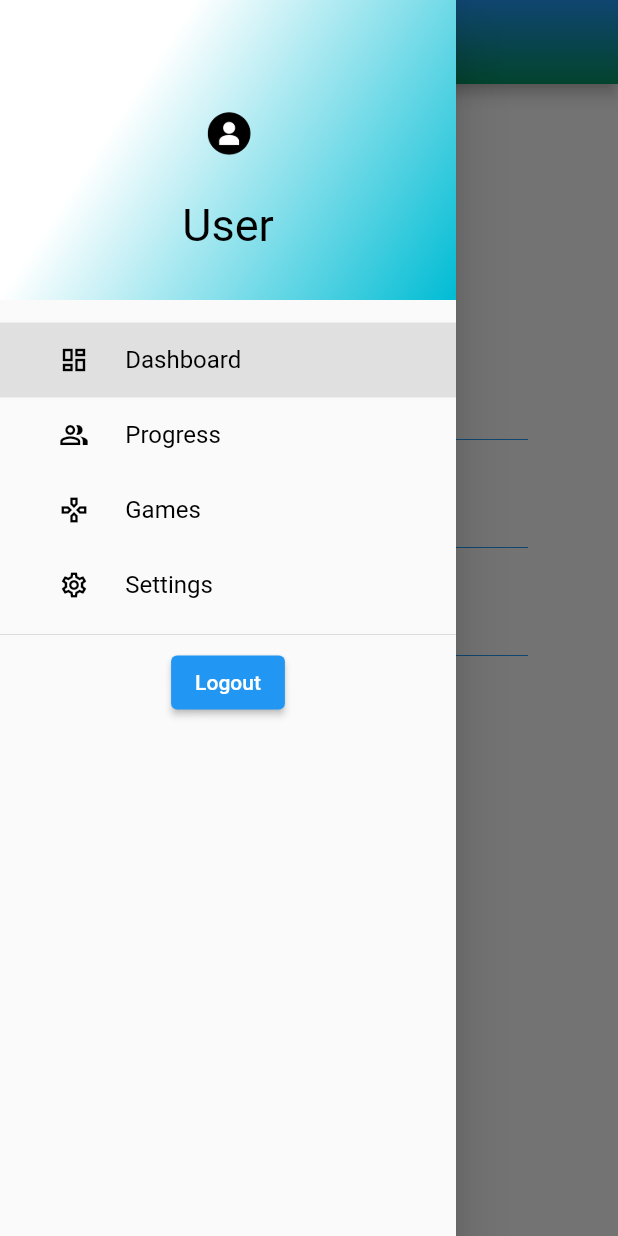
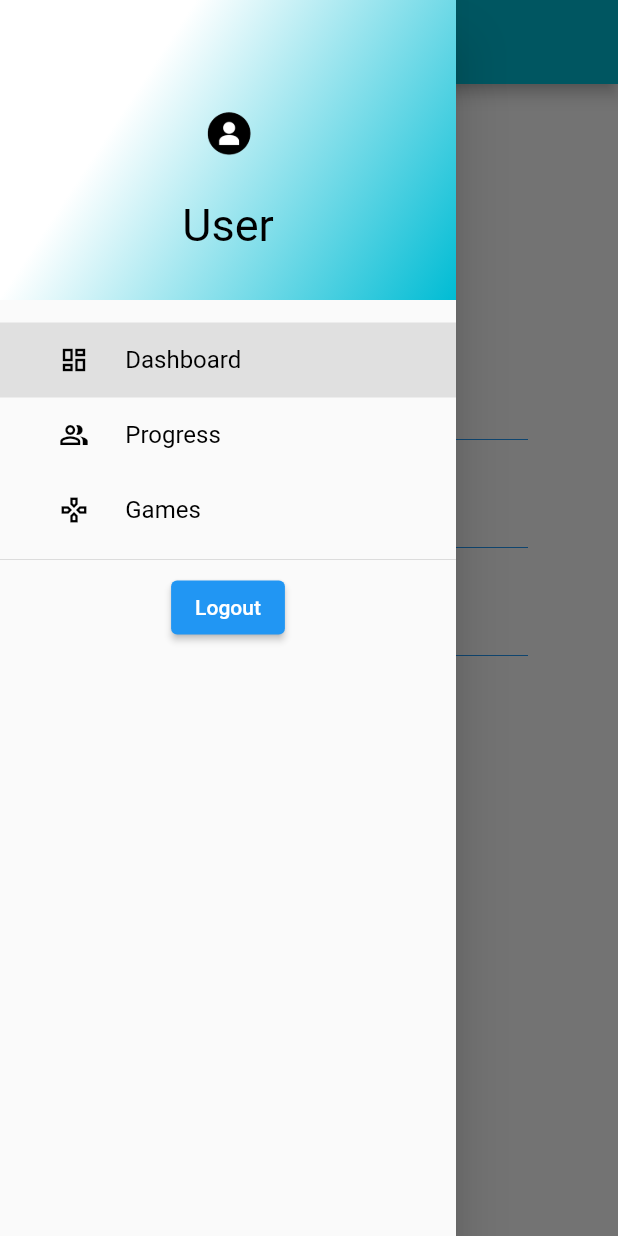
Before and after one commit to mariyamsidhana/physioplayy, a Flutter app: the HomeScreen screen opened directly, with the side drawer open, on a phone screen of 412 x 824 dp. Run offline on Flutter 3.47's test engine with Material 2 defaults, Android fonts, the phone set to English and light mode, and no system bars; our stand-ins replace camera, cloud_firestore, firebase_auth, firebase_core, flutter_svg, image_picker; missing offline and left inert: flame, flame_audio, flame_texturepacker, google_mlkit_commons, google_mlkit_face_detection, google_mlkit_pose_detection; accounts and stored records are empty; project files that could hold a hidden picture were left out.

Commit message:
Colors,settings removed

```diff
--- a/Welcome-Login-Signup-Page-Flutter-master/lib/pages/drawerlist.dart
+++ b/Welcome-Login-Signup-Page-Flutter-master/lib/pages/drawerlist.dart
@@ -31,23 +31,23 @@ class _HomeScreenState extends State<HomeScreen> {
       container = games();
     } else if (currentPage == DrawerSections.login) {
       container = Login();
-    } else if (currentPage == DrawerSections.settings) {
+    } /* else if (currentPage == DrawerSections.settings) {
       container = SettingsPage();
-    }
+    }*/
     return Scaffold(
       appBar: AppBar(
         // backgroundColor: Color.fromARGB(255, 28, 127, 232),
         title: Text("Physioplay"),
         flexibleSpace: Container(
-          decoration: const BoxDecoration(
-            gradient: LinearGradient(
+          decoration: const BoxDecoration(color: Colors.cyan
+              /*gradient: LinearGradient(
                 begin: Alignment.topCenter,
                 end: Alignment.bottomCenter,
                 colors: <Color>[
                   Color.fromARGB(255, 33, 150, 243),
                   Color(0xFF059362)
-                ]),
-          ),
+                ]),*/
+              ),
         ),
       ),
       body: container,
@@ -79,8 +79,8 @@ class _HomeScreenState extends State<HomeScreen> {
               currentPage == DrawerSections.leaderboard ? true : false),
           menuItem(3, "Games", Icons.games_outlined,
               currentPage == DrawerSections.pickgame ? true : false),
-          menuItem(4, "Settings", Icons.settings_outlined,
-              currentPage == DrawerSections.settings ? true : false),
+          /*menuItem(4, "Settings", Icons.settings_outlined,
+              currentPage == DrawerSections.settings ? true : false),*/
           const Divider(),
           Align(
               alignment: Alignment.bottomCenter,
@@ -110,9 +110,9 @@ class _HomeScreenState extends State<HomeScreen> {
               currentPage = DrawerSections.leaderboard;
             } else if (id == 3) {
               currentPage = DrawerSections.pickgame;
-            } else if (id == 4) {
+            } /*else if (id == 4) {
               currentPage = DrawerSections.settings;
-            }
+            }*/
           });
         },
         child: Padding(
@@ -148,6 +148,6 @@ enum DrawerSections {
   dashboard,
   leaderboard,
   pickgame,
-  settings,
+  // settings,
   login,
 }
```
